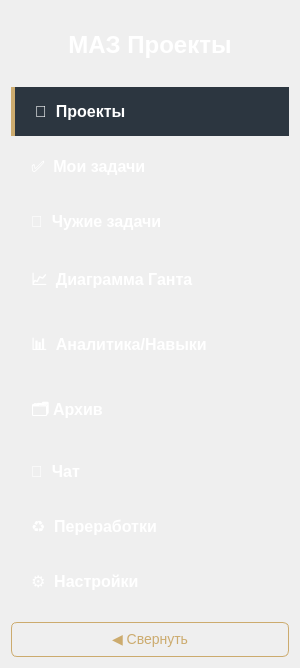
Qt form ui/left_panel.ui (lerakaplich/TaskPlanner2) before a commit.
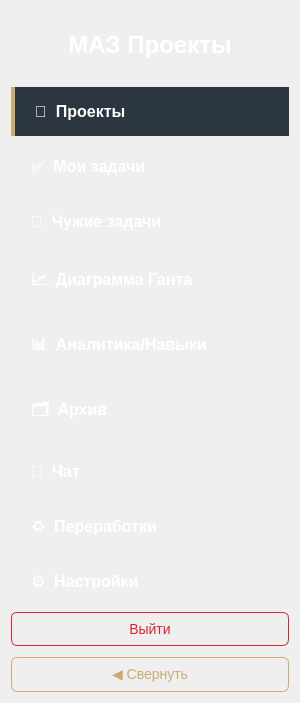
The same form after that commit.

Commit message: выйти

Patch:
```diff
--- a/ui/left_panel.ui
+++ b/ui/left_panel.ui
@@ -201,7 +201,10 @@
 }</string>
      </property>
      <property name="text">
-      <string>🗂 Архив</string>
+      <string>🗂  Архив</string>
+     </property>
+     <property name="checkable">
+      <bool>true</bool>
      </property>
     </widget>
    </item>
@@ -305,6 +308,29 @@
      </property>
     </spacer>
    </item>
+   <item>
+    <!-- НОВАЯ КНОПКА ВЫХОДА -->
+    <widget class="QPushButton" name="btnLogout">
+     <property name="styleSheet">
+      <string notr="true">QPushButton {
+    background-color: transparent;
+    color: #D22730;
+    font-size: 14px;
+    border: 1px solid #D22730;
+    border-radius: 6px;
+    padding: 8px;
+    margin-bottom: 5px;
+}
+QPushButton:hover {
+    background-color: #D22730;
+    color: white;
+}</string>
+     </property>
+     <property name="text">
+      <string>Выйти</string>
+     </property>
+    </widget>
+   </item>
    <item>
     <widget class="QPushButton" name="btnCollapse">
      <property name="styleSheet">
```
The commit also changes 2 other files.
